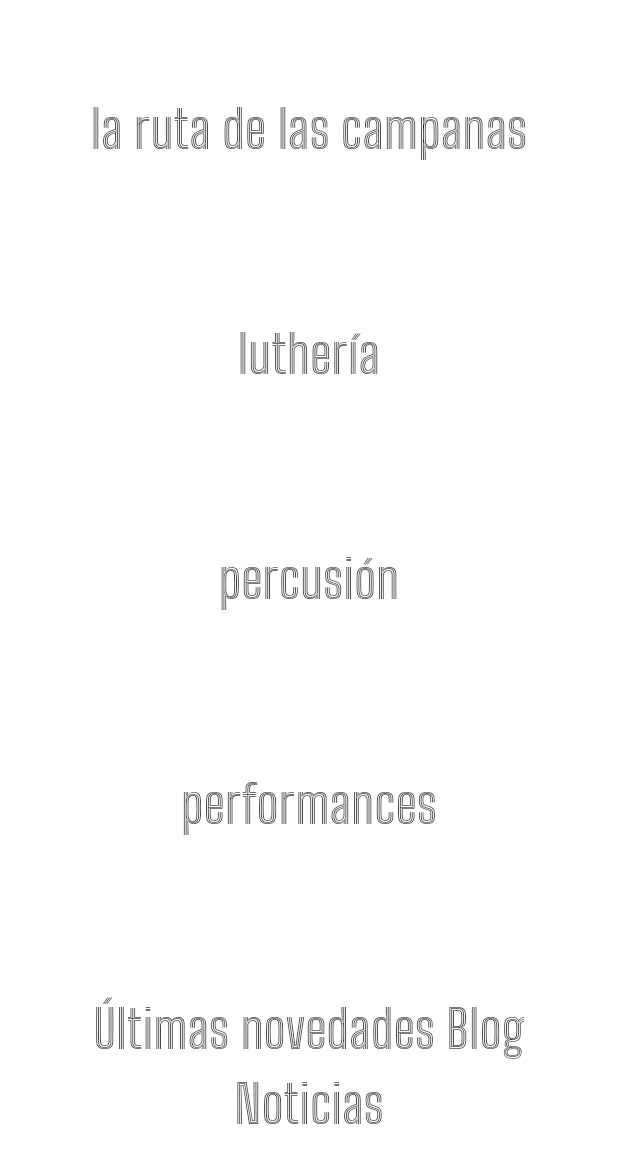
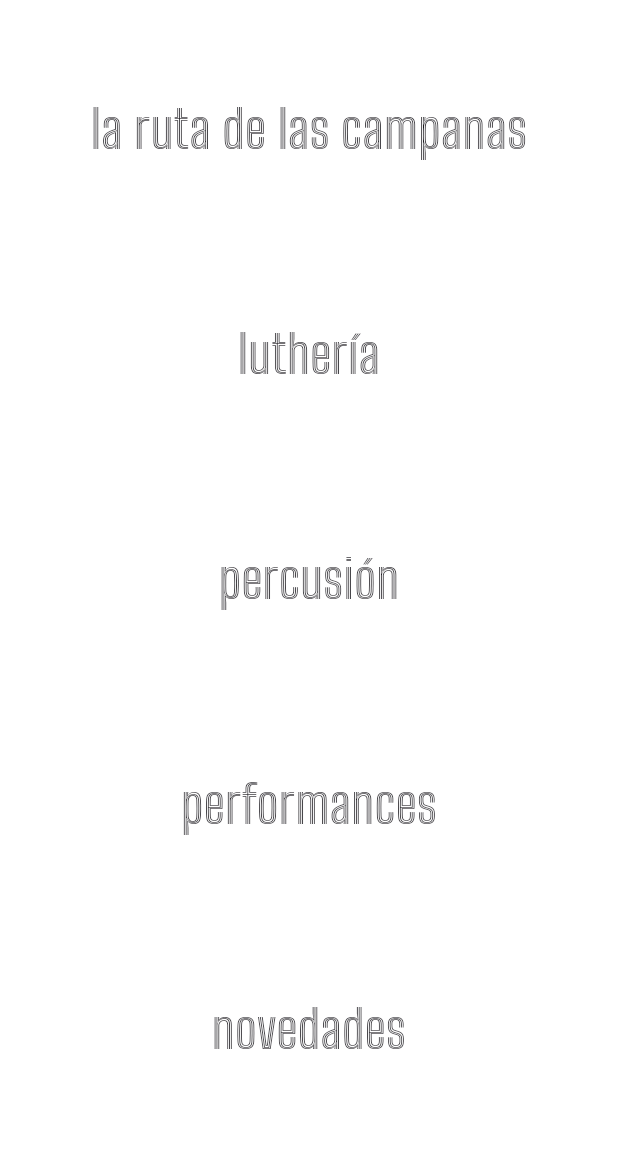
Before and after one commit to JiDomusic/emi_arias, a Flutter app: the screen it shows after launch, on a phone screen of 412 x 824 dp, the part 84-1236 px from its top. Run offline on Flutter 3.47's test engine with Material 3 defaults, Android fonts, the phone set to English and light mode, and no system bars; our stand-ins replace cloud_firestore, firebase_auth, firebase_core, font_awesome_flutter, just_audio; accounts and stored records are empty.

Commit message:
emiliana arias dalkeeeee release  novedades

```diff
--- a/lib/main.dart
+++ b/lib/main.dart
@@ -175,7 +175,7 @@ class _MainContent extends StatelessWidget {
             projectId: '',
           )),
           _buildSection(ProjectSection(
-            title: 'Últimas novedades Blog Noticias',
+            title: 'novedades',
             description: 'Artículos, reflexiones y enlaces a obras escritas.',
             image: '',
             videoLinks: const [],
```
Also changed, not shown: 3 other files.
